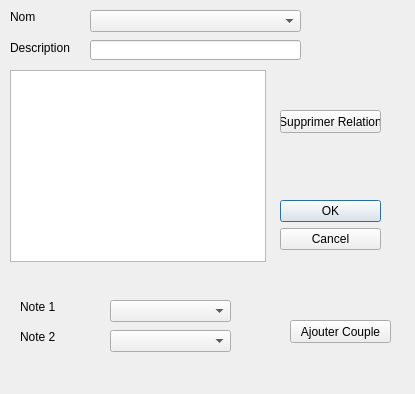
The window that gui/modifierrelation.ui (vincebhx/LO21-PluriNotes) describes before a commit, drawn with Qt 5.
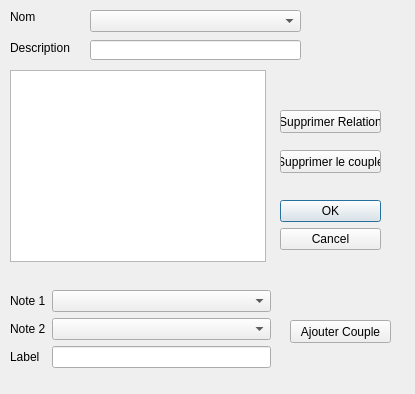
The same window after the commit.

Diff of the .ui file:
```diff
--- a/gui/modifierrelation.ui
+++ b/gui/modifierrelation.ui
@@ -88,52 +88,6 @@
     </rect>
    </property>
   </widget>
-  <widget class="QLabel" name="label_2">
-   <property name="geometry">
-    <rect>
-     <x>20</x>
-     <y>300</y>
-     <width>47</width>
-     <height>13</height>
-    </rect>
-   </property>
-   <property name="text">
-    <string>Note 1</string>
-   </property>
-  </widget>
-  <widget class="QLabel" name="label_3">
-   <property name="geometry">
-    <rect>
-     <x>20</x>
-     <y>330</y>
-     <width>47</width>
-     <height>13</height>
-    </rect>
-   </property>
-   <property name="text">
-    <string>Note 2</string>
-   </property>
-  </widget>
-  <widget class="QComboBox" name="Note1">
-   <property name="geometry">
-    <rect>
-     <x>110</x>
-     <y>300</y>
-     <width>121</width>
-     <height>22</height>
-    </rect>
-   </property>
-  </widget>
-  <widget class="QComboBox" name="Note2">
-   <property name="geometry">
-    <rect>
-     <x>110</x>
-     <y>330</y>
-     <width>121</width>
-     <height>22</height>
-    </rect>
-   </property>
-  </widget>
   <widget class="QLabel" name="label_4">
    <property name="geometry">
     <rect>
@@ -160,6 +114,61 @@
     <bool>true</bool>
    </property>
   </widget>
+  <widget class="QPushButton" name="pushButton">
+   <property name="geometry">
+    <rect>
+     <x>280</x>
+     <y>150</y>
+     <width>101</width>
+     <height>23</height>
+    </rect>
+   </property>
+   <property name="text">
+    <string>Supprimer le couple</string>
+   </property>
+  </widget>
+  <widget class="QWidget" name="">
+   <property name="geometry">
+    <rect>
+     <x>10</x>
+     <y>290</y>
+     <width>261</width>
+     <height>106</height>
+    </rect>
+   </property>
+   <layout class="QFormLayout" name="formLayout">
+    <item row="1" column="0">
+     <widget class="QLabel" name="label_2">
+      <property name="text">
+       <string>Note 1</string>
+      </property>
+     </widget>
+    </item>
+    <item row="1" column="1">
+     <widget class="QComboBox" name="Note1"/>
+    </item>
+    <item row="2" column="0">
+     <widget class="QLabel" name="label_3">
+      <property name="text">
+       <string>Note 2</string>
+      </property>
+     </widget>
+    </item>
+    <item row="2" column="1">
+     <widget class="QComboBox" name="Note2"/>
+    </item>
+    <item row="3" column="0">
+     <widget class="QLabel" name="label_5">
+      <property name="text">
+       <string>Label</string>
+      </property>
+     </widget>
+    </item>
+    <item row="3" column="1">
+     <widget class="QLineEdit" name="lineEdit_2"/>
+    </item>
+   </layout>
+  </widget>
  </widget>
  <resources/>
  <connections>
```
